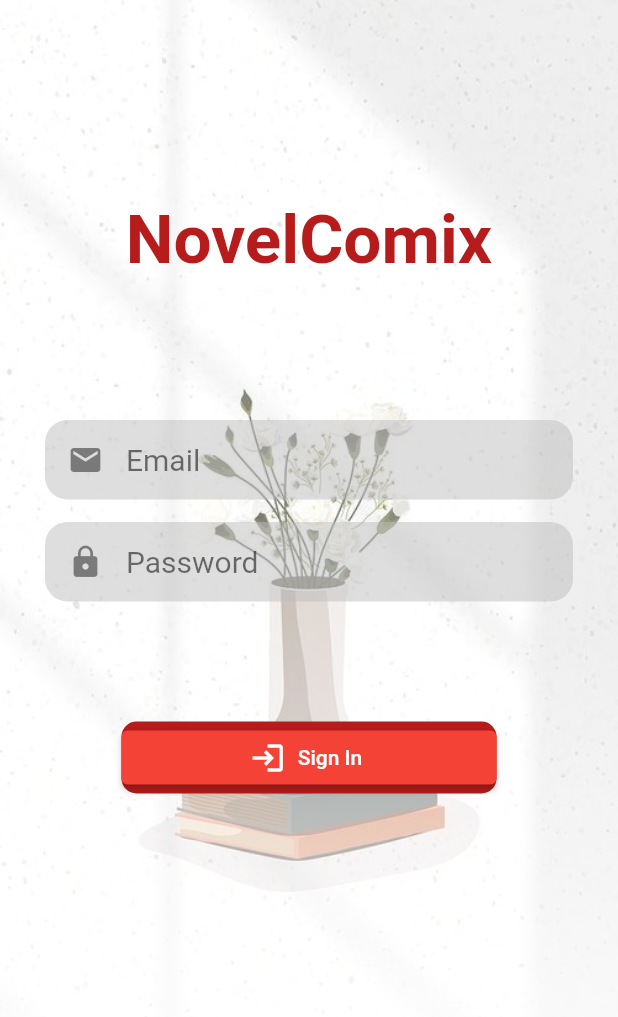
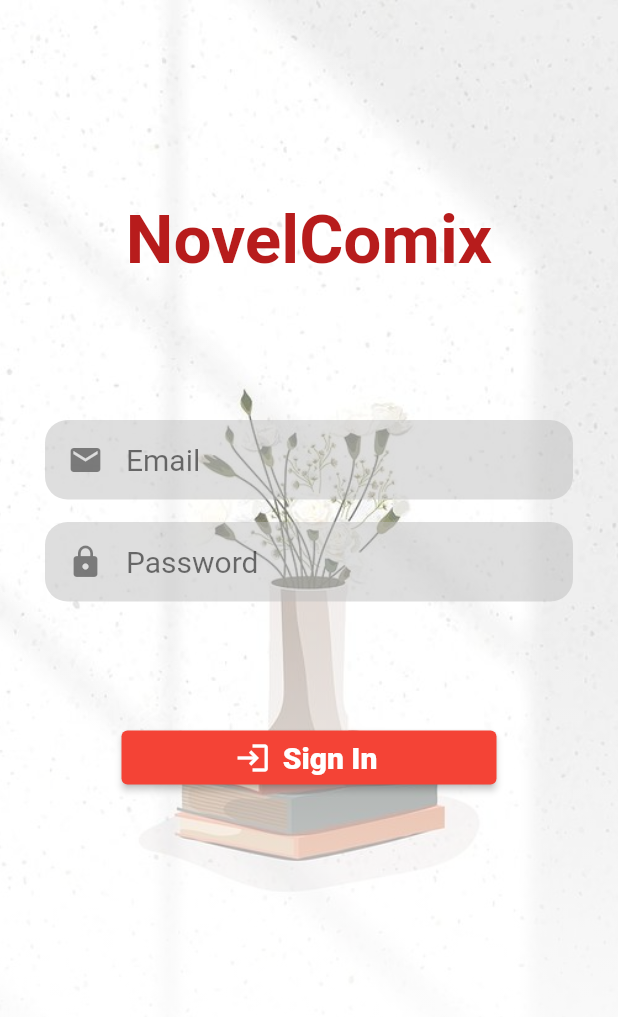
Before and after one commit to PauThing/6002CEM_Whatever, a Flutter app: the screen it shows after launch, on a phone screen of 412 x 824 dp. Shown: the top 1017 px of the screen. Run offline on Flutter 3.47's test engine with Material 2 defaults, Android fonts, the phone set to English and light mode, and no system bars.

```diff
--- a/novelcomix_app/lib/sign_in.dart
+++ b/novelcomix_app/lib/sign_in.dart
@@ -91,15 +91,21 @@ class SignIn extends StatelessWidget {
                     Container(
                       width: 250,
                       decoration: BoxDecoration(
-                        color: Color(0xFFB71C1C),
+                        color: Colors.transparent,
                         borderRadius: BorderRadius.circular(10),
                       ),
                       child: ElevatedButton.icon(
-                        onPressed: () {
-
-                        },
-                        icon: Icon(Icons.login,),
-                        label: Text('Sign In'),
+                        onPressed: () {},
+                        icon: Icon(
+                          Icons.login,
+                        ),
+                        label: Text(
+                          'Sign In',
+                          style: TextStyle(
+                            fontSize: 20,
+                            fontWeight: FontWeight.w900,
+                          ),
+                        ),
                       ), //Need to add button
                     ),
                   ],
```
Also changed, not shown: novelcomix_app/lib/main.dart (line endings or trailing spaces), 1 other file.
